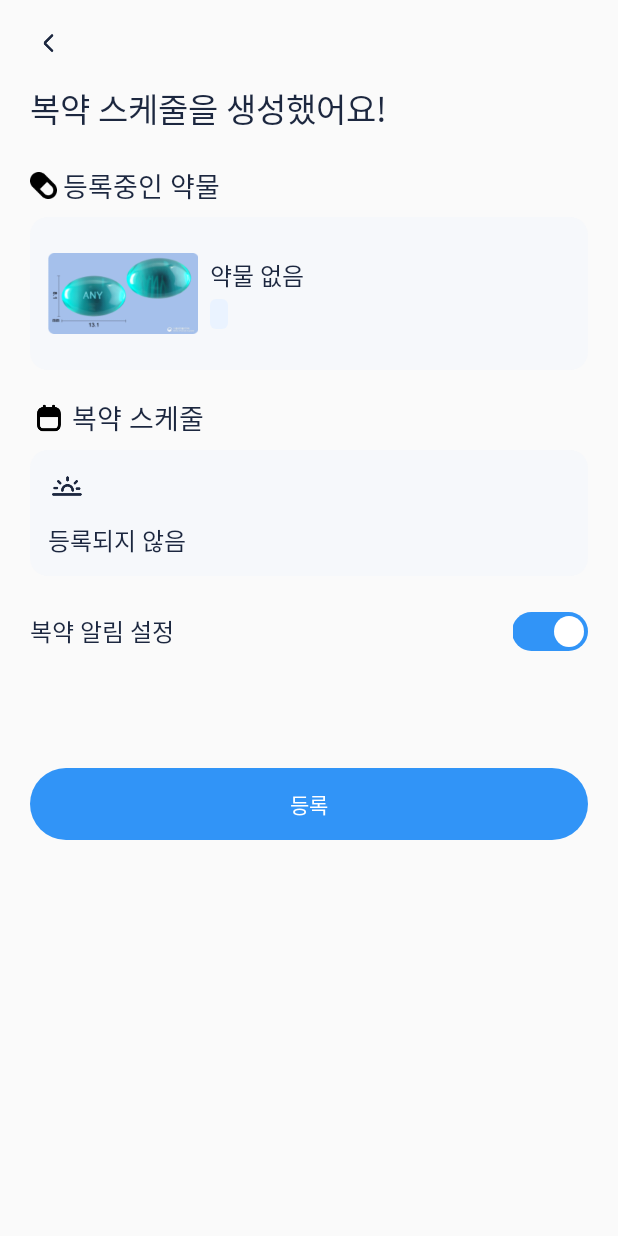
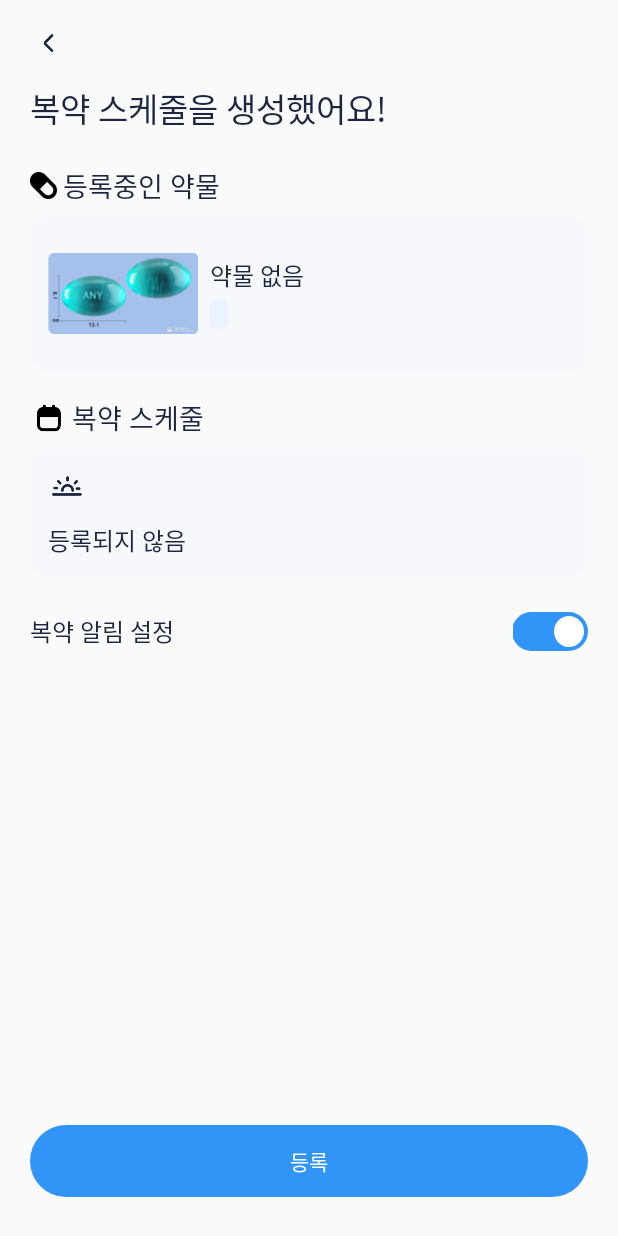
Before and after one commit to Pill-Mate/Pill-Mate-Android, an Android app: the StepNineFragment screen opened through its navigation route, on a phone screen of 412 x 824 dp. Run offline under Robolectric (Android 15) with nearby library versions, the phone set to English and light mode, and no system bars; libraries missing offline, so code that uses them is left out: com.kakao.sdk; network calls fail; pictures from the network do not load; Roboto replaces fonts that are not available here; 1 statement that could not run was skipped.

Commit message:
[refactor] fragment_step_nine UI 수정

```diff
--- a/app/src/main/java/com/pill_mate/pill_mate_android/medicine_registration/StepEightFragment.kt
+++ b/app/src/main/java/com/pill_mate/pill_mate_android/medicine_registration/StepEightFragment.kt
@@ -1,6 +1,5 @@
 package com.pill_mate.pill_mate_android.medicine_registration
 
-import android.content.Context
 import android.os.Bundle
 import android.text.Editable
 import android.text.TextWatcher
@@ -9,7 +8,6 @@ import android.view.LayoutInflater
 import android.view.View
 import android.view.ViewGroup
 import android.view.inputmethod.EditorInfo
-import android.view.inputmethod.InputMethodManager
 import androidx.fragment.app.Fragment
 import com.pill_mate.pill_mate_android.R
 import com.pill_mate.pill_mate_android.databinding.FragmentStepEightBinding
--- a/app/src/main/java/com/pill_mate/pill_mate_android/medicine_registration/StepSevenFragment.kt
+++ b/app/src/main/java/com/pill_mate/pill_mate_android/medicine_registration/StepSevenFragment.kt
@@ -1,6 +1,5 @@
 package com.pill_mate.pill_mate_android.medicine_registration
 
-import android.content.Context
 import android.os.Bundle
 import android.text.Editable
 import android.text.TextWatcher
@@ -9,7 +8,6 @@ import android.view.LayoutInflater
 import android.view.View
 import android.view.ViewGroup
 import android.view.inputmethod.EditorInfo
-import android.view.inputmethod.InputMethodManager
 import android.widget.TextView
 import androidx.core.content.ContextCompat
 import androidx.fragment.app.Fragment
--- a/app/src/main/res/layout/fragment_step_nine.xml
+++ b/app/src/main/res/layout/fragment_step_nine.xml
@@ -10,7 +10,8 @@
     <ScrollView
         android:id="@+id/scroll_view"
         android:layout_width="match_parent"
-        android:layout_height="0dp"
+        android:layout_height="match_parent"
+        android:fillViewport="true"
         app:layout_constraintTop_toTopOf="parent"
         app:layout_constraintBottom_toBottomOf="parent"
         app:layout_constraintStart_toStartOf="parent"
@@ -18,7 +19,7 @@
 
         <androidx.constraintlayout.widget.ConstraintLayout
             android:layout_width="match_parent"
-            android:layout_height="wrap_content"
+            android:layout_height="match_parent"
             android:paddingHorizontal="20dp">
 
             <ImageView
@@ -151,7 +152,6 @@
                 android:layout_height="wrap_content"
                 android:orientation="horizontal"
                 android:layout_marginTop="16dp"
-                android:layout_marginBottom="70dp"
                 android:paddingVertical="8dp"
                 android:gravity="center_vertical"
                 app:layout_constraintTop_toBottomOf="@id/rv_schedule"
@@ -177,11 +177,19 @@
 
             </LinearLayout>
 
+            <Space
+                android:id="@+id/spacer"
+                android:layout_width="match_parent"
+                android:layout_height="70dp"
+                app:layout_constraintBottom_toTopOf="@+id/btn_register"
+                app:layout_constraintEnd_toEndOf="parent"
+                app:layout_constraintStart_toStartOf="parent"
+                app:layout_constraintTop_toBottomOf="@id/layout_alarm_toggle" />
+
             <Button
                 android:id="@+id/btn_register"
-                android:layout_width="0dp"
+                android:layout_width="match_parent"
                 android:layout_height="wrap_content"
-                android:layout_marginTop="70dp"
                 android:layout_marginBottom="26dp"
                 android:background="@drawable/bg_btn_main_blue_1"
                 android:stateListAnimator="@null"
@@ -189,7 +197,6 @@
                 android:textColor="@color/white"
                 app:layout_constraintEnd_toEndOf="parent"
                 app:layout_constraintStart_toStartOf="parent"
-                app:layout_constraintTop_toBottomOf="@+id/layout_alarm_toggle"
                 app:layout_constraintBottom_toBottomOf="parent"/>
         </androidx.constraintlayout.widget.ConstraintLayout>
     </ScrollView>
```
Also changed, not shown: app/src/main/java/com/pill_mate/pill_mate_android/medicine_registration/MedicineRegistrationActivity.kt (+9 -20 lines), app/src/main/java/com/pill_mate/pill_mate_android/medicine_registration/MedicineRegistrationFragment.kt (+13 -2 lines).
